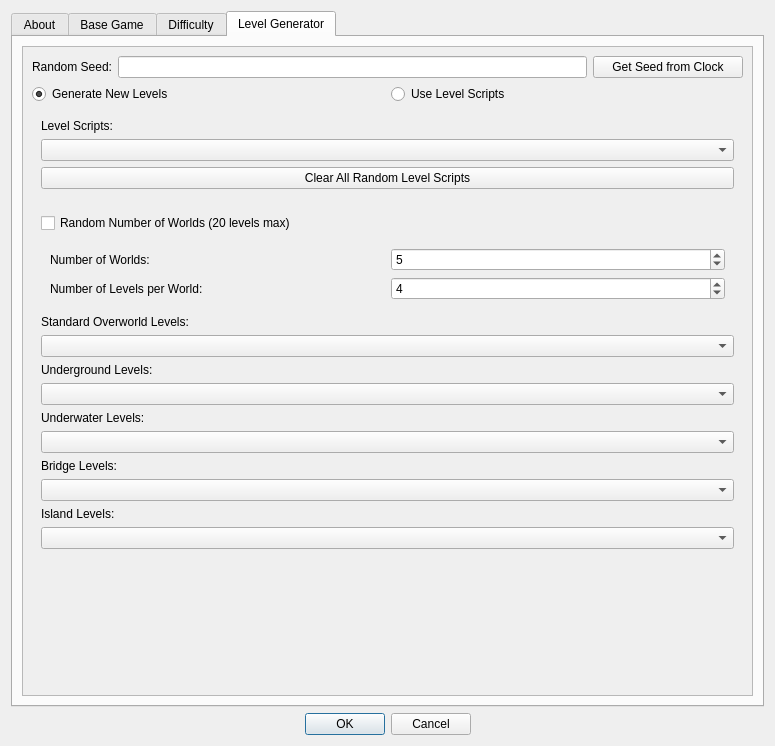
Above: SMB1/SMB1_Compliance_To_SMB1/Configure_Settings_Form.ui from Coolcord/Level-Headed before the change. Below: the same form after it.
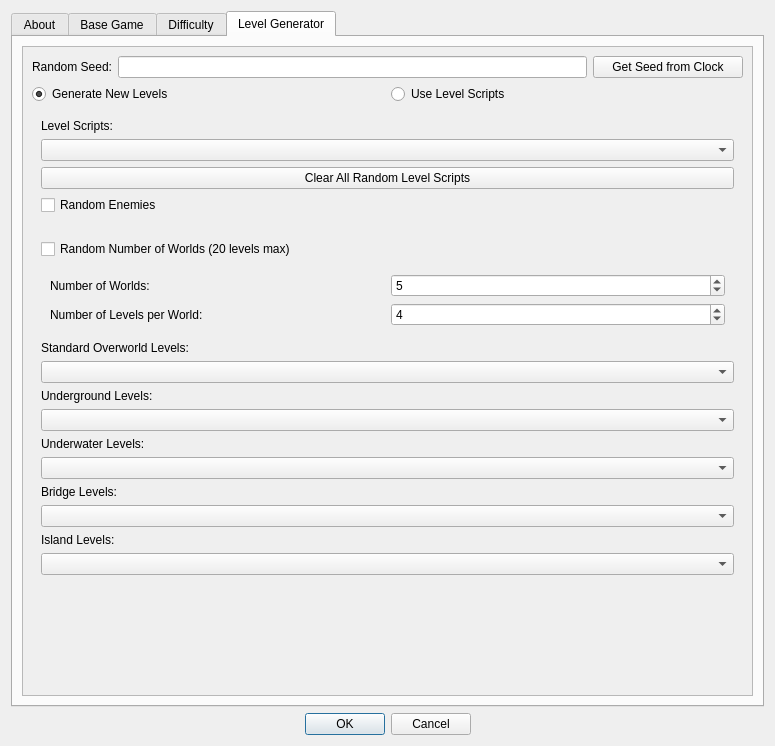
That is the form after the change. The open tabs and pages were chosen to show the change.

Commit message: Enemies in level scripts can now be randomized

Diff of the .ui file:
```diff
--- a/SMB1/SMB1_Compliance_To_SMB1/Configure_Settings_Form.ui
+++ b/SMB1/SMB1_Compliance_To_SMB1/Configure_Settings_Form.ui
@@ -2655,8 +2655,8 @@
            <rect>
             <x>0</x>
             <y>0</y>
-            <width>725</width>
-            <height>635</height>
+            <width>708</width>
+            <height>654</height>
            </rect>
           </property>
           <layout class="QVBoxLayout" name="verticalLayout_4">
@@ -2738,6 +2738,13 @@
                 </property>
                </widget>
               </item>
+              <item>
+               <widget class="QCheckBox" name="cbRandomEnemies">
+                <property name="text">
+                 <string>Random Enemies</string>
+                </property>
+               </widget>
+              </item>
              </layout>
             </widget>
            </item>
```
Left out of the diff: 9 changed lines with no effect on the pictures. The commit also changes 19 other files.
